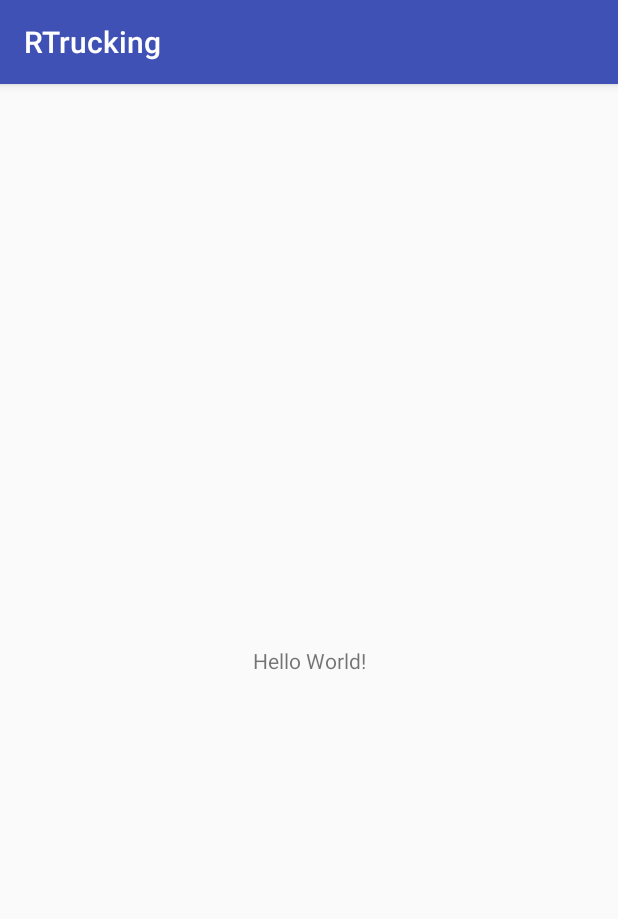
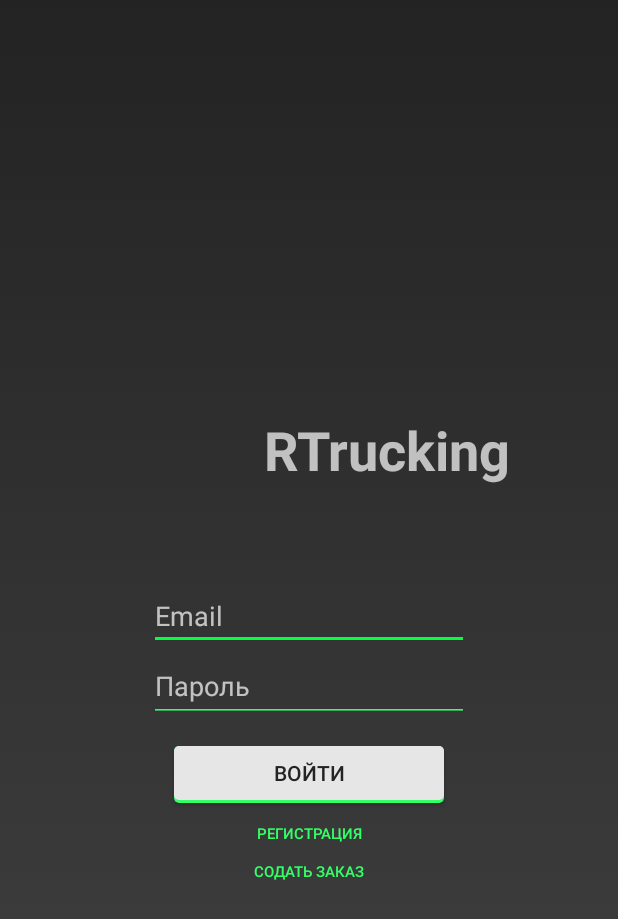
Before and after one commit to LatyninEugene/RTrucking, an Android app: the screen it shows after launch (MainActivity), on a phone screen of 412 x 824 dp. Shown: the top 919 px of the screen. Run offline under Robolectric (Android 15) with nearby library versions, the phone set to English and light mode, and no system bars.

Commit message:
Create MainActivity

```diff
--- a/app/build.gradle
+++ b/app/build.gradle
@@ -22,7 +22,13 @@ dependencies {
     implementation fileTree(dir: 'libs', include: ['*.jar'])
     implementation 'com.android.support:appcompat-v7:26.1.0'
     implementation 'com.android.support.constraint:constraint-layout:1.0.2'
+    implementation 'com.google.firebase:firebase-database:11.0.4'
+    implementation 'com.google.firebase:firebase-auth:11.0.4'
     testImplementation 'junit:junit:4.12'
     androidTestImplementation 'com.android.support.test:runner:1.0.1'
     androidTestImplementation 'com.android.support.test.espresso:espresso-core:3.0.1'
 }
+
+
+
+apply plugin: 'com.google.gms.google-services'
--- a/app/src/main/AndroidManifest.xml
+++ b/app/src/main/AndroidManifest.xml
@@ -9,7 +9,8 @@
         android:roundIcon="@mipmap/ic_launcher_round"
         android:supportsRtl="true"
         android:theme="@style/AppTheme">
-        <activity android:name=".MainActivity">
+        <activity android:name=".MainActivity"
+            android:theme="@style/Theme.AppCompat.NoActionBar">
             <intent-filter>
                 <action android:name="android.intent.action.MAIN" />
 
--- /dev/null
+++ b/app/src/main/res/drawable/main_gradient.xml
@@ -0,0 +1,13 @@
+<?xml version="1.0" encoding="utf-8"?>
+<selector xmlns:android="http://schemas.android.com/apk/res/android">
+    <item>
+        <shape>
+            <gradient android:type="linear"
+                android:startColor="@color/colorPrimary"
+                android:endColor="@color/colorPrimaryDark"
+                android:angle="90"
+                />
+        </shape>
+    </item>
+
+</selector>
--- /dev/null
+++ b/app/src/main/res/drawable/plainstyle.xml
@@ -0,0 +1,20 @@
+<?xml version="1.0" encoding="utf-8"?>
+<layer-list xmlns:android="http://schemas.android.com/apk/res/android">
+    <item>
+        <shape>
+            <padding
+                android:bottom="2dp" />
+
+            <solid android:color="@color/colorAccent" />
+
+            <corners android:radius="3dp" />
+        </shape>
+    </item>
+    <item>
+        <shape>
+            <solid android:color="#e6e6e6" />
+
+            <corners android:radius="3dp" />
+        </shape>
+    </item>
+</layer-list>
--- a/app/src/main/res/layout/activity_main.xml
+++ b/app/src/main/res/layout/activity_main.xml
@@ -4,15 +4,97 @@
     xmlns:tools="http://schemas.android.com/tools"
     android:layout_width="match_parent"
     android:layout_height="match_parent"
-    tools:context="com.latynin.rtrucking.MainActivity">
+    android:background="@drawable/main_gradient"
+    tools:context="com.latynin.rtrucking.MainActivity"
+    android:theme="@style/Theme.AppCompat.NoActionBar">
 
     <TextView
+        android:id="@+id/textView"
         android:layout_width="wrap_content"
         android:layout_height="wrap_content"
-        android:text="Hello World!"
+        android:layout_marginBottom="225dp"
+        android:layout_marginEnd="24dp"
+        android:layout_marginStart="128dp"
+        android:text="RTrucking"
+        android:textSize="36sp"
+        android:textStyle="bold"
         app:layout_constraintBottom_toBottomOf="parent"
-        app:layout_constraintLeft_toLeftOf="parent"
-        app:layout_constraintRight_toRightOf="parent"
+        app:layout_constraintEnd_toEndOf="parent"
+        app:layout_constraintStart_toStartOf="parent"
         app:layout_constraintTop_toTopOf="parent" />
 
+    <EditText
+        android:id="@+id/mail"
+        android:layout_width="wrap_content"
+        android:layout_height="wrap_content"
+        android:layout_marginEnd="8dp"
+        android:layout_marginStart="8dp"
+        android:layout_marginTop="64dp"
+        android:ems="10"
+        android:hint="Email"
+        android:theme="@style/Blank"
+        app:layout_constraintEnd_toEndOf="parent"
+        app:layout_constraintStart_toStartOf="parent"
+        app:layout_constraintTop_toBottomOf="@+id/textView" />
+
+    <EditText
+        android:id="@+id/pass"
+        android:layout_width="wrap_content"
+        android:layout_height="48dp"
+        android:layout_marginEnd="8dp"
+        android:layout_marginStart="8dp"
+        android:ems="10"
+        android:hint="Пароль"
+        android:theme="@style/Blank"
+        app:layout_constraintEnd_toEndOf="parent"
+        app:layout_constraintStart_toStartOf="parent"
+        app:layout_constraintTop_toBottomOf="@+id/mail" />
+
+    <Button
+        android:id="@+id/Enter"
+        android:layout_width="180dp"
+        android:layout_height="38dp"
+        android:layout_marginEnd="8dp"
+        android:layout_marginStart="8dp"
+        android:layout_marginTop="16dp"
+        android:background="@drawable/plainstyle"
+        android:text="Войти"
+        android:textColor="@color/colorPrimaryDark"
+        app:layout_constraintEnd_toEndOf="parent"
+        app:layout_constraintStart_toStartOf="parent"
+        app:layout_constraintTop_toBottomOf="@+id/pass"
+        tools:ignore="MissingConstraints" />
+
+    <Button
+        android:id="@+id/reg"
+        android:layout_width="180dp"
+        android:layout_height="25dp"
+        android:layout_marginEnd="8dp"
+        android:layout_marginStart="8dp"
+        android:layout_marginTop="8dp"
+        android:background="#00000000"
+        android:text="Регистрация"
+        android:textColor="@color/colorAccent"
+        android:textSize="10sp"
+        app:layout_constraintEnd_toEndOf="parent"
+        app:layout_constraintStart_toStartOf="parent"
+        app:layout_constraintTop_toBottomOf="@+id/Enter"
+        tools:ignore="MissingConstraints" />
+
+    <Button
+        android:id="@+id/createBid"
+        android:layout_width="180dp"
+        android:layout_height="25dp"
+        android:layout_marginEnd="8dp"
+        android:layout_marginStart="8dp"
+        android:background="#00000000"
+        android:text="Содать заказ"
+        android:textColor="@color/colorAccent"
+        android:textSize="10sp"
+        app:layout_constraintEnd_toEndOf="parent"
+        app:layout_constraintStart_toStartOf="parent"
+        app:layout_constraintTop_toBottomOf="@+id/reg"
+        tools:ignore="MissingConstraints" />
+
+
 </android.support.constraint.ConstraintLayout>
--- a/app/src/main/res/values/colors.xml
+++ b/app/src/main/res/values/colors.xml
@@ -1,6 +1,8 @@
 <?xml version="1.0" encoding="utf-8"?>
 <resources>
-    <color name="colorPrimary">#3F51B5</color>
-    <color name="colorPrimaryDark">#303F9F</color>
-    <color name="colorAccent">#FF4081</color>
+    <color name="colorPrimary">#434343</color>
+    <color name="colorPrimaryDark">#232323</color>
+    <color name="colorAccent">#33ff66</color>
+    <color name="colorControlActivated">#00ff3f</color>
+    <color name="colorControlHighlight">#00b32d</color>
 </resources>
--- a/app/src/main/res/values/styles.xml
+++ b/app/src/main/res/values/styles.xml
@@ -7,5 +7,16 @@
         <item name="colorPrimaryDark">@color/colorPrimaryDark</item>
         <item name="colorAccent">@color/colorAccent</item>
     </style>
+    <style name="AppThemeNoActionBar" parent="Theme.AppCompat.Light.NoActionBar">
+        <!-- Customize your theme here. -->
+        <item name="colorPrimary">@color/colorPrimary</item>
+        <item name="colorPrimaryDark">@color/colorPrimaryDark</item>
+        <item name="colorAccent">@color/colorAccent</item>
+    </style>
+    <style name="Blank">
+        <item name="colorControlNormal">@color/colorAccent</item>
+        <item name="colorControlActivated">@color/colorControlActivated</item>
+        <item name="colorControlHighlight">@color/colorControlHighlight</item>
+    </style>
 
 </resources>
--- a/build.gradle
+++ b/build.gradle
@@ -12,6 +12,7 @@ buildscript {
 
         // NOTE: Do not place your application dependencies here; they belong
         // in the individual module build.gradle files
+        classpath 'com.google.gms:google-services:3.1.0'
     }
 }
 
```
